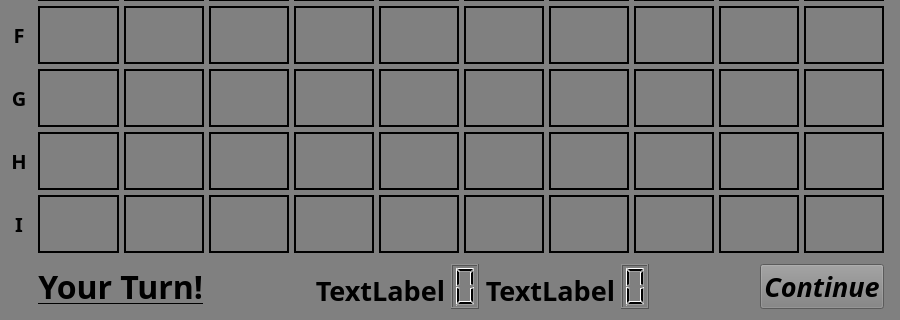
This is src/gameWindow.ui in Hooyar-Foroughi/Battleship as Qt 5 draws it before an edit; both pictures show x 0 to 900 and y 360 to 680 of the 900 by 680 pixel window. The edited form follows.
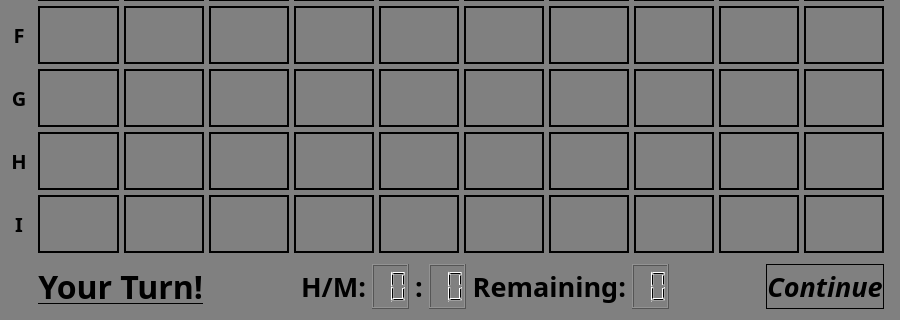
This is the edited form.

```diff
--- a/src/gameWindow.ui
+++ b/src/gameWindow.ui
@@ -343,22 +343,6 @@
       <property name="verticalSpacing">
        <number>-1</number>
       </property>
-      <item row="0" column="6">
-       <spacer name="horizontalSpacer">
-        <property name="orientation">
-         <enum>Qt::Horizontal</enum>
-        </property>
-        <property name="sizeType">
-         <enum>QSizePolicy::Expanding</enum>
-        </property>
-        <property name="sizeHint" stdset="0">
-         <size>
-          <width>60</width>
-          <height>20</height>
-         </size>
-        </property>
-       </spacer>
-      </item>
       <item row="0" column="1">
        <spacer name="horizontalSpacer_2">
         <property name="orientation">
@@ -375,119 +359,8 @@
         </property>
        </spacer>
       </item>
-      <item row="0" column="2">
-       <widget class="QLabel" name="label_19">
-        <property name="font">
-         <font>
-          <family>Futura</family>
-          <pointsize>20</pointsize>
-          <bold>true</bold>
-         </font>
-        </property>
-        <property name="styleSheet">
-         <string notr="true">QLabel {
-	color:black;
-}</string>
-        </property>
-        <property name="text">
-         <string>TextLabel</string>
-        </property>
-        <property name="alignment">
-         <set>Qt::AlignBottom|Qt::AlignRight|Qt::AlignTrailing</set>
-        </property>
-       </widget>
-      </item>
-      <item row="0" column="4">
-       <widget class="QLabel" name="label_20">
-        <property name="font">
-         <font>
-          <family>Futura</family>
-          <pointsize>20</pointsize>
-          <bold>true</bold>
-         </font>
-        </property>
-        <property name="styleSheet">
-         <string notr="true">QLabel {
-	color:black;
-}</string>
-        </property>
-        <property name="text">
-         <string>TextLabel</string>
-        </property>
-        <property name="alignment">
-         <set>Qt::AlignBottom|Qt::AlignRight|Qt::AlignTrailing</set>
-        </property>
-       </widget>
-      </item>
-      <item row="0" column="5">
-       <widget class="QLCDNumber" name="lcdNumber_2">
-        <property name="sizePolicy">
-         <sizepolicy hsizetype="Preferred" vsizetype="Preferred">
-          <horstretch>0</horstretch>
-          <verstretch>0</verstretch>
-         </sizepolicy>
-        </property>
-        <property name="font">
-         <font>
-          <family>Futura</family>
-          <pointsize>24</pointsize>
-          <bold>true</bold>
-         </font>
-        </property>
-        <property name="digitCount">
-         <number>1</number>
-        </property>
-       </widget>
-      </item>
-      <item row="0" column="3">
-       <widget class="QLCDNumber" name="lcdNumber">
-        <property name="sizePolicy">
-         <sizepolicy hsizetype="Preferred" vsizetype="Preferred">
-          <horstretch>0</horstretch>
-          <verstretch>0</verstretch>
-         </sizepolicy>
-        </property>
-        <property name="font">
-         <font>
-          <family>Futura</family>
-          <pointsize>24</pointsize>
-          <bold>true</bold>
-         </font>
-        </property>
-        <property name="frameShape">
-         <enum>QFrame::Box</enum>
-        </property>
-        <property name="digitCount">
-         <number>1</number>
-        </property>
-       </widget>
-      </item>
-      <item row="0" column="0">
-       <widget class="QLabel" name="turn_label">
-        <property name="font">
-         <font>
-          <family>Futura</family>
-          <pointsize>24</pointsize>
-          <italic>false</italic>
-          <bold>true</bold>
-          <underline>true</underline>
-         </font>
-        </property>
-        <property name="styleSheet">
-         <string notr="true">QLabel {
-	color:black;
-}</string>
-        </property>
-        <property name="text">
-         <string>Your Turn!</string>
-        </property>
-        <property name="alignment">
-         <set>Qt::AlignBottom|Qt::AlignRight|Qt::AlignTrailing</set>
-        </property>
-       </widget>
-      </item>
-      <item row="0" column="7">
-       <widget class="QWidget" name="widget" native="true">
+      <item row="0" column="12">
+       <widget class="QWidget" name="continue_widget" native="true">
         <property name="layoutDirection">
          <enum>Qt::LeftToRight</enum>
         </property>
@@ -507,11 +380,17 @@
          <item row="0" column="0">
           <widget class="QPushButton" name="pushButton_91">
            <property name="sizePolicy">
-            <sizepolicy hsizetype="Fixed" vsizetype="Fixed">
+            <sizepolicy hsizetype="Preferred" vsizetype="Preferred">
              <horstretch>0</horstretch>
              <verstretch>0</verstretch>
             </sizepolicy>
            </property>
+           <property name="minimumSize">
+            <size>
+             <width>100</width>
+             <height>32</height>
+            </size>
+           </property>
            <property name="font">
             <font>
              <family>Futura</family>
@@ -521,8 +400,18 @@
             </font>
            </property>
            <property name="styleSheet">
-            <string notr="true">QPushButton {
-	color:black;
+            <string notr="true">QPushButton{
+	color: black;
+	background-color: grey;
+	border: 1px solid black;
+}
+
+QPushButton:hover{
+	background-color: rgba(255, 255, 0, 1);
+}
+
+QPushButton:pressed{
+	background-color: rgba(255, 255, 0, 0.3);
 }</string>
            </property>
            <property name="text">
@@ -533,6 +422,190 @@
         </layout>
        </widget>
       </item>
+      <item row="0" column="6">
+       <widget class="QLCDNumber" name="misses">
+        <property name="sizePolicy">
+         <sizepolicy hsizetype="Preferred" vsizetype="Preferred">
+          <horstretch>0</horstretch>
+          <verstretch>0</verstretch>
+         </sizepolicy>
+        </property>
+        <property name="font">
+         <font>
+          <family>Futura</family>
+          <pointsize>24</pointsize>
+          <bold>true</bold>
+         </font>
+        </property>
+        <property name="styleSheet">
+         <string notr="true">QLCDNumber{
+	color: black;
+}</string>
+        </property>
+        <property name="frameShape">
+         <enum>QFrame::Box</enum>
+        </property>
+        <property name="digitCount">
+         <number>2</number>
+        </property>
+       </widget>
+      </item>
+      <item row="0" column="11">
+       <spacer name="right_spacer">
+        <property name="orientation">
+         <enum>Qt::Horizontal</enum>
+        </property>
+        <property name="sizeType">
+         <enum>QSizePolicy::Expanding</enum>
+        </property>
+        <property name="sizeHint" stdset="0">
+         <size>
+          <width>60</width>
+          <height>20</height>
+         </size>
+        </property>
+       </spacer>
+      </item>
+      <item row="0" column="0">
+       <widget class="QLabel" name="turn_label">
+        <property name="font">
+         <font>
+          <family>Futura</family>
+          <pointsize>24</pointsize>
+          <italic>false</italic>
+          <bold>true</bold>
+          <underline>true</underline>
+         </font>
+        </property>
+        <property name="styleSheet">
+         <string notr="true">QLabel {
+	color:black;
+}</string>
+        </property>
+        <property name="text">
+         <string>Your Turn!</string>
+        </property>
+        <property name="alignment">
+         <set>Qt::AlignRight|Qt::AlignTrailing|Qt::AlignVCenter</set>
+        </property>
+       </widget>
+      </item>
+      <item row="0" column="2">
+       <widget class="QLabel" name="hm_label">
+        <property name="font">
+         <font>
+          <family>Futura</family>
+          <pointsize>20</pointsize>
+          <bold>true</bold>
+         </font>
+        </property>
+        <property name="styleSheet">
+         <string notr="true">QLabel {
+	color:black;
+}</string>
+        </property>
+        <property name="text">
+         <string>H/M:</string>
+        </property>
+        <property name="alignment">
+         <set>Qt::AlignRight|Qt::AlignTrailing|Qt::AlignVCenter</set>
+        </property>
+       </widget>
+      </item>
+      <item row="0" column="10">
+       <widget class="QLCDNumber" name="remaining">
+        <property name="sizePolicy">
+         <sizepolicy hsizetype="Preferred" vsizetype="Preferred">
+          <horstretch>0</horstretch>
+          <verstretch>0</verstretch>
+         </sizepolicy>
+        </property>
+        <property name="font">
+         <font>
+          <family>Futura</family>
+          <pointsize>24</pointsize>
+          <bold>true</bold>
+         </font>
+        </property>
+        <property name="styleSheet">
+         <string notr="true">QLCDNumber{
+	color: black;
+}</string>
+        </property>
+        <property name="digitCount">
+         <number>2</number>
+        </property>
+       </widget>
+      </item>
+      <item row="0" column="4">
+       <widget class="QLCDNumber" name="hits">
+        <property name="sizePolicy">
+         <sizepolicy hsizetype="Preferred" vsizetype="Preferred">
+          <horstretch>0</horstretch>
+          <verstretch>0</verstretch>
+         </sizepolicy>
+        </property>
+        <property name="font">
+         <font>
+          <family>Futura</family>
+          <pointsize>24</pointsize>
+          <bold>true</bold>
+         </font>
+        </property>
+        <property name="styleSheet">
+         <string notr="true">QLCDNumber{
+	color: black;
+}</string>
+        </property>
+        <property name="digitCount">
+         <number>2</number>
+        </property>
+       </widget>
+      </item>
+      <item row="0" column="9">
+       <widget class="QLabel" name="remaining_label">
+        <property name="font">
+         <font>
+          <family>Futura</family>
+          <pointsize>20</pointsize>
+          <bold>true</bold>
+         </font>
+        </property>
+        <property name="styleSheet">
+         <string notr="true">QLabel {
+	color:black;
+}</string>
+        </property>
+        <property name="text">
+         <string>Remaining:</string>
+        </property>
+        <property name="alignment">
+         <set>Qt::AlignRight|Qt::AlignTrailing|Qt::AlignVCenter</set>
+        </property>
+       </widget>
+      </item>
+      <item row="0" column="5">
+       <widget class="QLabel" name="hm_seperator">
+        <property name="font">
+         <font>
+          <family>Futura</family>
+          <pointsize>20</pointsize>
+          <bold>true</bold>
+         </font>
+        </property>
+        <property name="styleSheet">
+         <string notr="true">QLabel {
+	color:black;
+}</string>
+        </property>
+        <property name="text">
+         <string>:</string>
+        </property>
+        <property name="alignment">
+         <set>Qt::AlignLeading|Qt::AlignLeft|Qt::AlignVCenter</set>
+        </property>
+       </widget>
+      </item>
      </layout>
     </widget>
    </item>
```
Left out of the diff: 4 changed lines with no effect on the pictures.
